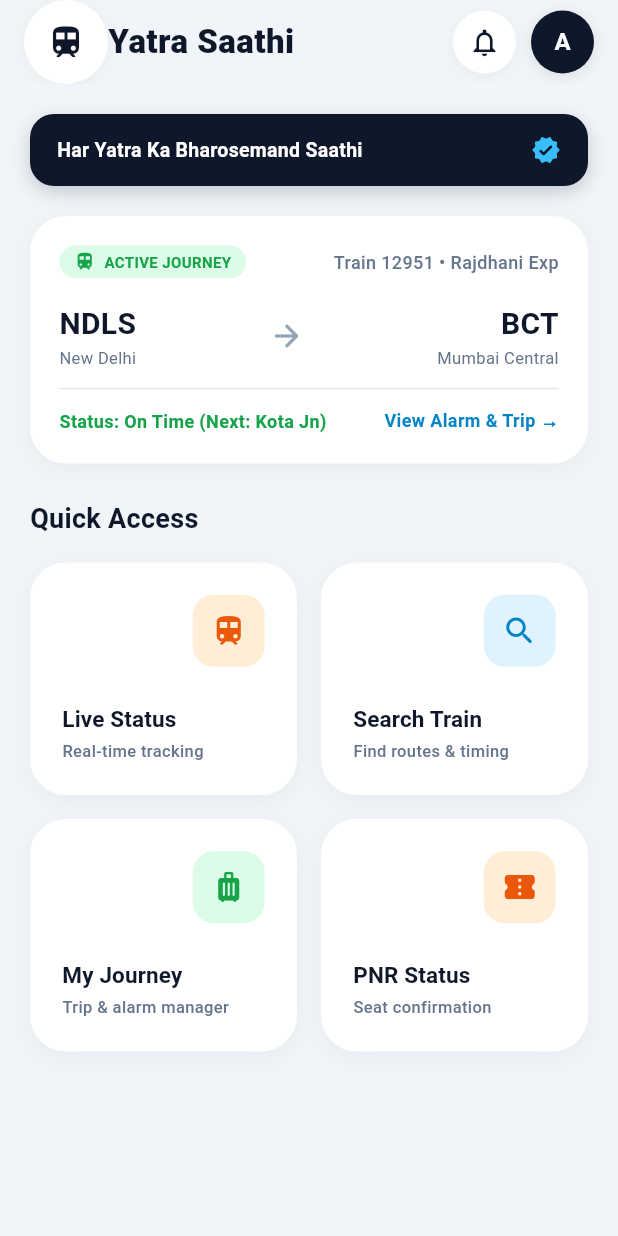
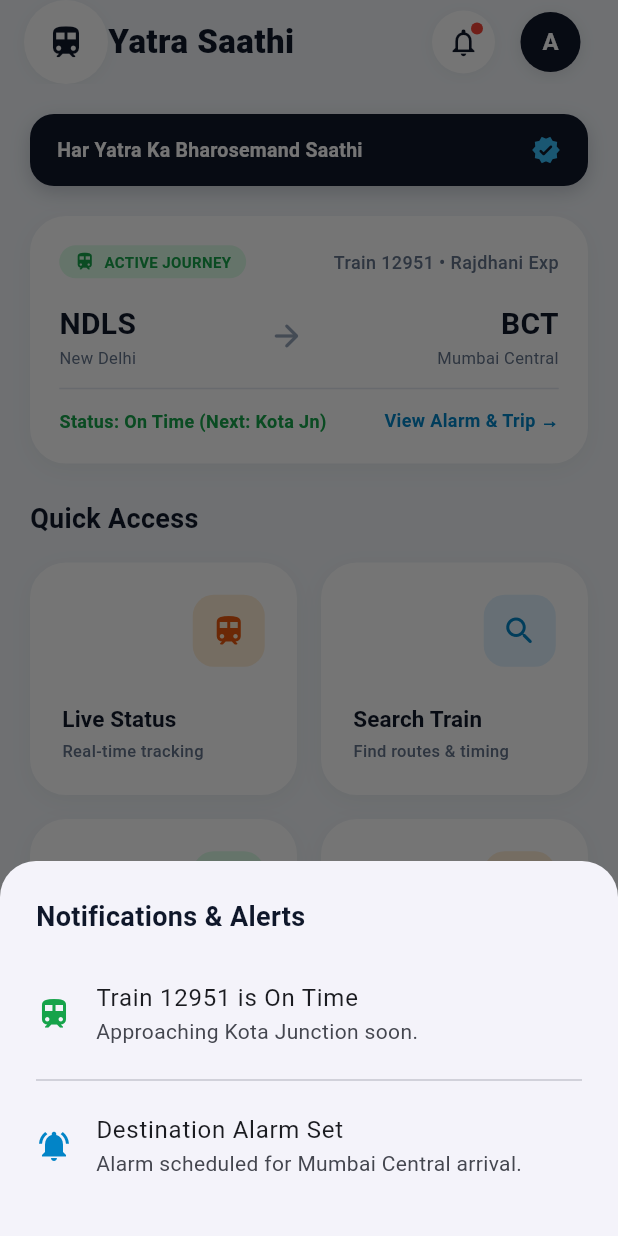
Before and after one commit to Ayus28/yatra_saathi, a Flutter app: the screen it shows after launch, after a tap on the "notifications" icon, on a phone screen of 412 x 824 dp. Run offline on Flutter 3.47's test engine with Material 3 defaults, Android fonts, the phone set to English and light mode, and no system bars.

Commit message:
Day 4,5: Finalized modern dashboard UI with Day 4 & Day 5 features

```diff
--- a/lib/main.dart
+++ b/lib/main.dart
@@ -30,7 +30,6 @@ class ModernHomeScreen extends StatefulWidget {
 }
 
 class _ModernHomeScreenState extends State<ModernHomeScreen> {
-  // Toggle this variable to true/false to test active journey visibility
   bool hasActiveJourney = true;
 
   @override
@@ -53,7 +52,7 @@ class _ModernHomeScreenState extends State<ModernHomeScreen> {
               shape: BoxShape.circle,
               boxShadow: [
                 BoxShadow(
-                  color: Colors.black.withOpacity(0.04),
+                  color: Colors.black.withValues(alpha: 0.04),
                   blurRadius: 8,
                   offset: const Offset(0, 2),
                 ),
@@ -72,6 +71,8 @@ class _ModernHomeScreenState extends State<ModernHomeScreen> {
           ),
         ),
         actions: [
+          Stack(
+            children: [
               Container(
                 width: 42,
                 height: 42,
@@ -80,7 +81,7 @@ class _ModernHomeScreenState extends State<ModernHomeScreen> {
                   shape: BoxShape.circle,
                   boxShadow: [
                     BoxShadow(
-                  color: Colors.black.withOpacity(0.04),
+                      color: Colors.black.withValues(alpha: 0.04),
                       blurRadius: 8,
                       offset: const Offset(0, 2),
                     ),
@@ -88,13 +89,35 @@ class _ModernHomeScreenState extends State<ModernHomeScreen> {
                 ),
                 child: IconButton(
                   icon: const Icon(Icons.notifications_outlined, color: Color(0xFF0F172A), size: 22),
-              onPressed: () {},
+                  onPressed: () {
+                    _showNotificationsSheet(context);
+                  },
                   padding: EdgeInsets.zero,
                 ),
               ),
+              const Positioned(
+                right: 8,
+                top: 8,
+                child: SizedBox(
+                  width: 8,
+                  height: 8,
+                  child: DecoratedBox(
+                    decoration: BoxDecoration(
+                      color: Colors.red,
+                      shape: BoxShape.circle,
+                    ),
+                  ),
+                ),
+              ),
+            ],
+          ),
+          const SizedBox(width: 8),
           Padding(
-            padding: const EdgeInsets.only(right: 16.0, left: 10.0),
-            child: Container(
+            padding: const EdgeInsets.only(right: 16.0),
+            child: PopupMenuButton<String>(
+              offset: const Offset(0, 50),
+              shape: RoundedRectangleBorder(borderRadius: BorderRadius.circular(16)),
+              icon: Container(
                 width: 42,
                 height: 42,
                 decoration: BoxDecoration(
@@ -102,7 +125,7 @@ class _ModernHomeScreenState extends State<ModernHomeScreen> {
                   shape: BoxShape.circle,
                   boxShadow: [
                     BoxShadow(
-                    color: Colors.black.withOpacity(0.1),
+                      color: Colors.black.withValues(alpha: 0.1),
                       blurRadius: 8,
                       offset: const Offset(0, 2),
                     ),
@@ -119,6 +142,36 @@ class _ModernHomeScreenState extends State<ModernHomeScreen> {
                   ),
                 ),
               ),
+              onSelected: (value) {
+                if (value == 'profile') {
+                  _showProfileDialog(context);
+                } else if (value == 'settings') {
+                  _showSettingsDialog(context);
+                }
+              },
+              itemBuilder: (BuildContext context) => <PopupMenuEntry<String>>[
+                const PopupMenuItem<String>(
+                  value: 'profile',
+                  child: Row(
+                    children: [
+                      Icon(Icons.person_outline, size: 20, color: Color(0xFF0F172A)),
+                      SizedBox(width: 12),
+                      Text('Profile', style: TextStyle(fontWeight: FontWeight.w600)),
+                    ],
+                  ),
+                ),
+                const PopupMenuItem<String>(
+                  value: 'settings',
+                  child: Row(
+                    children: [
+                      Icon(Icons.settings_outlined, size: 20, color: Color(0xFF0F172A)),
+                      SizedBox(width: 12),
+                      Text('Settings', style: TextStyle(fontWeight: FontWeight.w600)),
+                    ],
+                  ),
+                ),
+              ],
+            ),
           ),
         ],
       ),
@@ -130,25 +183,24 @@ class _ModernHomeScreenState extends State<ModernHomeScreen> {
             child: Column(
               crossAxisAlignment: CrossAxisAlignment.start,
               children: [
-                // Tagline inside a blue box container
                 Container(
                   width: double.infinity,
                   padding: const EdgeInsets.symmetric(horizontal: 18, vertical: 14),
                   decoration: BoxDecoration(
-                    color: const Color(0xFF0F172A), // Premium Dark Blue Box
+                    color: const Color(0xFF0F172A),
                     borderRadius: BorderRadius.circular(16),
                     boxShadow: [
                       BoxShadow(
-                        color: const Color(0xFF0F172A).withOpacity(0.2),
+                        color: const Color(0xFF0F172A).withValues(alpha: 0.2),
                         blurRadius: 10,
                         offset: const Offset(0, 4),
                       ),
                     ],
                   ),
-                  child: Row(
+                  child: const Row(
                     mainAxisAlignment: MainAxisAlignment.spaceBetween,
                     children: [
-                      const Text(
+                      Text(
                         'Har Yatra Ka Bharosemand Saathi',
                         style: TextStyle(
                           color: Colors.white,
@@ -157,12 +209,10 @@ class _ModernHomeScreenState extends State<ModernHomeScreen> {
                           letterSpacing: 0.2,
                         ),
                       ),
-                      const Icon(Icons.verified_rounded, color: Color(0xFF38BDF8), size: 20),
+                      Icon(Icons.verified_rounded, color: Color(0xFF38BDF8), size: 20),
                     ],
                   ),
                 ),
-
-                // Show Active Journey card only when the user has an active journey
                 if (hasActiveJourney) ...[
                   const SizedBox(height: 20),
                   Container(
@@ -172,7 +222,7 @@ class _ModernHomeScreenState extends State<ModernHomeScreen> {
                       borderRadius: BorderRadius.circular(24),
                       boxShadow: [
                         BoxShadow(
-                          color: Colors.black.withOpacity(0.04),
+                          color: Colors.black.withValues(alpha: 0.04),
                           blurRadius: 12,
                           offset: const Offset(0, 4),
                         ),
@@ -279,9 +329,7 @@ class _ModernHomeScreenState extends State<ModernHomeScreen> {
                               ),
                             ),
                             GestureDetector(
-                              onTap: () {
-                                // Action to view alarm & trip
-                              },
+                              onTap: () {},
                               child: const Text(
                                 'View Alarm & Trip →',
                                 style: TextStyle(
@@ -297,10 +345,7 @@ class _ModernHomeScreenState extends State<ModernHomeScreen> {
                     ),
                   ),
                 ],
-
                 const SizedBox(height: 24),
-
-                // Quick Access Header
                 const Text(
                   'Quick Access',
                   style: TextStyle(
@@ -311,8 +356,6 @@ class _ModernHomeScreenState extends State<ModernHomeScreen> {
                   ),
                 ),
                 const SizedBox(height: 16),
-
-                // Dashboard Grid Cards
                 Row(
                   children: [
                     Expanded(
@@ -349,7 +392,6 @@ class _ModernHomeScreenState extends State<ModernHomeScreen> {
                         iconBgColor: const Color(0xFFDCFCE7),
                         iconColor: const Color(0xFF16A34A),
                         onTap: () {
-                          // Toggle active journey demo when clicking My Journey (optional test behavior)
                           setState(() {
                             hasActiveJourney = !hasActiveJourney;
                           });
@@ -373,6 +415,110 @@ class _ModernHomeScreenState extends State<ModernHomeScreen> {
             ),
           ),
         ),
+      ),
+    );
+  }
+
+  void _showNotificationsSheet(BuildContext context) {
+    showModalBottomSheet(
+      context: context,
+      shape: const RoundedRectangleBorder(
+        borderRadius: BorderRadius.vertical(top: Radius.circular(24)),
+      ),
+      builder: (context) {
+        return Container(
+          padding: const EdgeInsets.all(24),
+          child: Column(
+            mainAxisSize: MainAxisSize.min,
+            crossAxisAlignment: CrossAxisAlignment.start,
+            children: [
+              const Text(
+                'Notifications & Alerts',
+                style: TextStyle(fontSize: 18, fontWeight: FontWeight.bold, color: Color(0xFF0F172A)),
+              ),
+              const SizedBox(height: 16),
+              const ListTile(
+                leading: Icon(Icons.train, color: Color(0xFF16A34A)),
+                title: Text('Train 12951 is On Time'),
+                subtitle: Text('Approaching Kota Junction soon.'),
+                contentPadding: EdgeInsets.zero,
+              ),
+              const Divider(),
+              const ListTile(
+                leading: Icon(Icons.notifications_active, color: Color(0xFF0284C7)),
+                title: Text('Destination Alarm Set'),
+                subtitle: Text('Alarm scheduled for Mumbai Central arrival.'),
+                contentPadding: EdgeInsets.zero,
+              ),
+            ],
+          ),
+        );
+      },
+    );
+  }
+
+  void _showProfileDialog(BuildContext context) {
+    showDialog(
+      context: context,
+      builder: (context) => AlertDialog(
+        shape: RoundedRectangleBorder(borderRadius: BorderRadius.circular(20)),
+        title: const Text('User Profile'),
+        content: const Column(
+          mainAxisSize: MainAxisSize.min,
+          crossAxisAlignment: CrossAxisAlignment.start,
+          children: [
+            Text('Name: Ayush', style: TextStyle(fontWeight: FontWeight.w600, fontSize: 16)),
+            SizedBox(height: 8),
+            Text('Email: ayush@yatrasaathi.com', style: TextStyle(color: Color(0xFF64748B))),
+          ],
+        ),
+        actions: [
+          TextButton(
+            onPressed: () => Navigator.pop(context),
+            child: const Text('Close'),
+          ),
+        ],
+      ),
+    );
+  }
+
+  void _showSettingsDialog(BuildContext context) {
+    showDialog(
+      context: context,
+      builder: (context) => StatefulBuilder(
+        builder: (context, setDialogState) {
+          bool pushNotifications = true;
+          bool soundAlerts = true;
+          return AlertDialog(
+            shape: RoundedRectangleBorder(borderRadius: BorderRadius.circular(20)),
+            title: const Text('Settings & Notifications'),
+            content: Column(
+              mainAxisSize: MainAxisSize.min,
+              children: [
+                SwitchListTile(
+                  title: const Text('Push Notifications', style: TextStyle(fontSize: 14, fontWeight: FontWeight.w600)),
+                  value: pushNotifications,
+                  onChanged: (val) {
+                    setDialogState(() => pushNotifications = val);
+                  },
+                ),
+                SwitchListTile(
+                  title: const Text('Sound & Alarm Alerts', style: TextStyle(fontSize: 14, fontWeight: FontWeight.w600)),
+                  value: soundAlerts,
+                  onChanged: (val) {
+                    setDialogState(() => soundAlerts = val);
+                  },
+                ),
+              ],
+            ),
+            actions: [
+              TextButton(
+                onPressed: () => Navigator.pop(context),
+                child: const Text('Save'),
+              ),
+            ],
+          );
+        },
       ),
     );
   }
@@ -408,7 +554,7 @@ class ModernDashboardCard extends StatelessWidget {
           borderRadius: BorderRadius.circular(24),
           boxShadow: [
             BoxShadow(
-              color: Colors.black.withOpacity(0.04),
+              color: Colors.black.withValues(alpha: 0.04),
               blurRadius: 12,
               offset: const Offset(0, 4),
             ),
```
Lines whose indentation alone changed are shown as unchanged.
